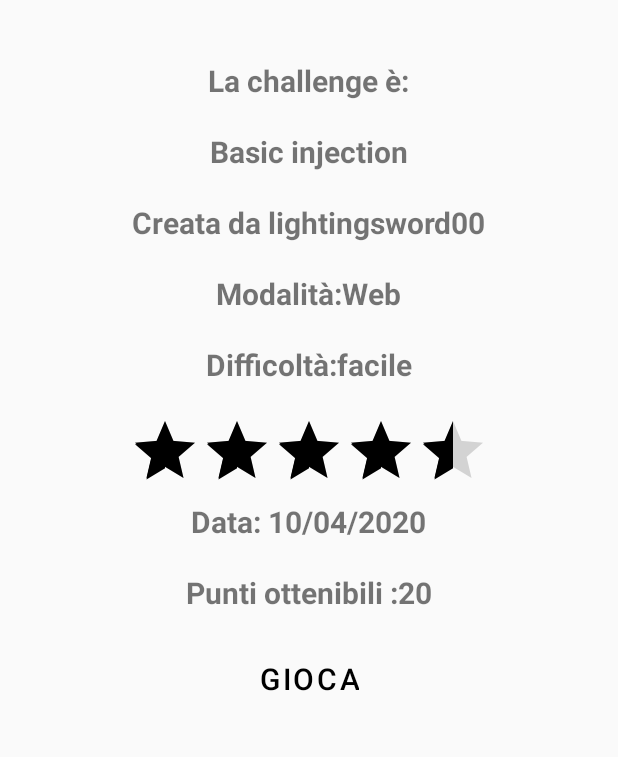
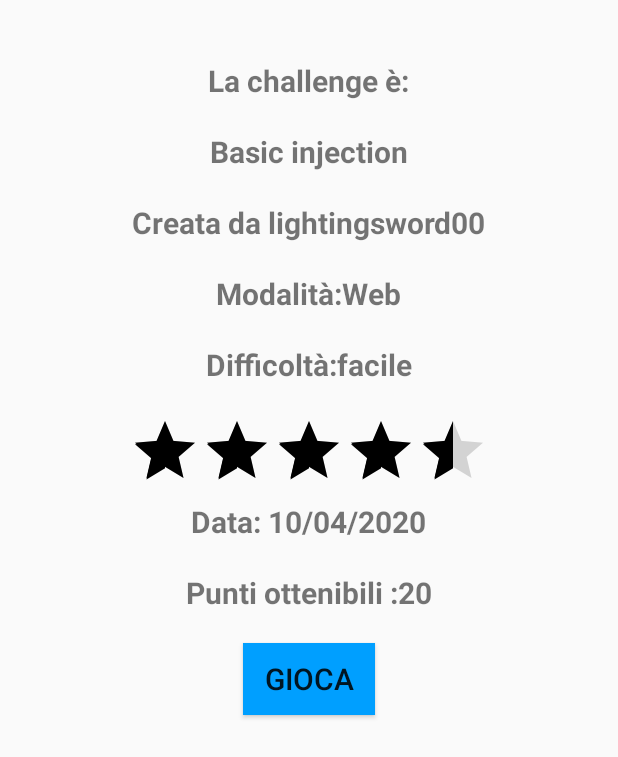
Before and after one commit to itsar19-20/quiz, an Android app: the StartGameActivity screen opened directly, with no data from a screen before it, on a phone screen of 412 x 824 dp. Shown: the top 757 px of the screen. Run offline under Robolectric (Android 15) with nearby library versions, the light colour scheme and no system bars; Roboto replaces fonts that are not available here.

Commit message:
modifica pulsante

```diff
--- a/src/CTFLY2/app/src/main/res/layout/activity_start_game.xml
+++ b/src/CTFLY2/app/src/main/res/layout/activity_start_game.xml
@@ -10,14 +10,15 @@
     <TextView
 
         android:id="@+id/txtchal"
+        android:layout_width="wrap_content"
+        android:layout_height="wrap_content"
+        android:layout_alignParentTop="true"
+        android:layout_centerHorizontal="true"
+        android:layout_marginTop="40dp"
+        android:layout_marginBottom="20dp"
+        android:text="La challenge è:"
         android:textSize="20dp"
         android:textStyle="bold"
-        android:layout_marginBottom="20dp"
-        android:layout_width="wrap_content"
-        android:layout_height="wrap_content"
-        android:layout_marginTop="40dp"
-        android:text="La challenge è:"
-        android:layout_centerHorizontal="true"
         app:layout_constraintTop_toTopOf="parent"
         tools:layout_editor_absoluteX="127dp" />
 
@@ -109,21 +110,18 @@
         tools:layout_editor_absoluteY="369dp" />
 
     <Button
-
         android:layout_width="wrap_content"
         android:layout_height="wrap_content"
         android:textSize="20dp"
         android:layout_marginBottom="172dp"
         android:text="Gioca"
+        android:background="#009FFF"
         android:layout_below="@id/txtPoints"
         android:layout_centerHorizontal="true"
         app:layout_constraintBottom_toBottomOf="parent"
         app:layout_constraintEnd_toEndOf="parent"
         app:layout_constraintHorizontal_bias="0.452"
-        app:layout_constraintStart_toStartOf="parent"
-        style="@style/Widget.MaterialComponents.Button.OutlinedButton"
-
-        />
+        app:layout_constraintStart_toStartOf="parent" />
 
 
 </RelativeLayout>
```
Also changed, not shown: src/CTFLY2/app/src/main/res/layout/activity_genera_quiz.xml (+4 -3 lines).
